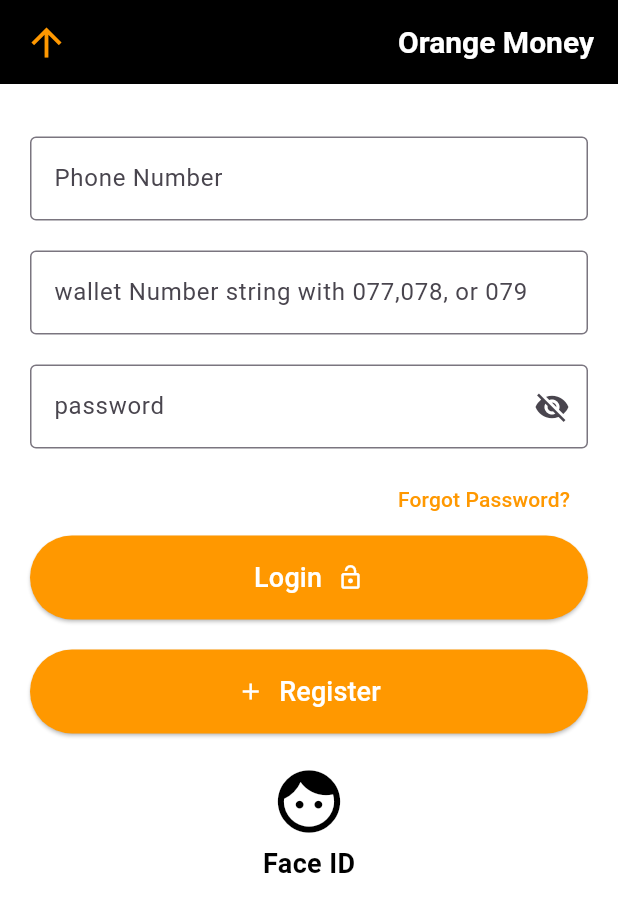
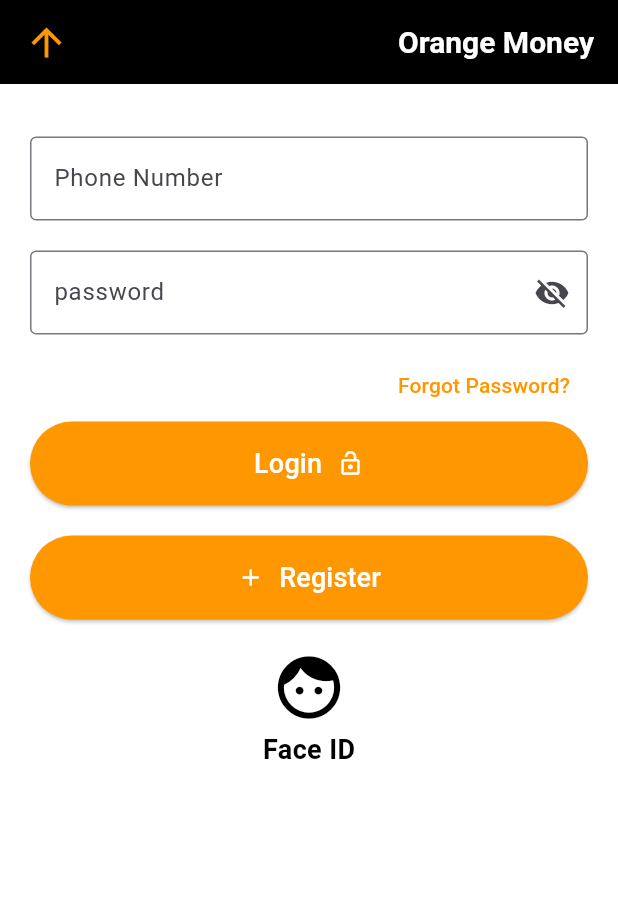
Before and after one commit to laithabuaisheh1/tasks, a Flutter app: the screen it shows after launch, on a phone screen of 412 x 824 dp. Shown: the top 912 px of the screen. Run offline on Flutter 3.47's test engine with Material 3 defaults, Android fonts, the phone set to English and light mode, and no system bars.

Commit message:
Update task5.dart

```diff
--- a/lib/tasks/task5.dart
+++ b/lib/tasks/task5.dart
@@ -44,14 +44,14 @@ class _Task5 extends State<Task5> {
                 ),
                 keyboardType: TextInputType.phone,
               ),
-              SizedBox(height: 20),
-              TextField(
-                decoration: InputDecoration(
-                  labelText: "wallet Number string with 077,078, or 079",
-                  border: OutlineInputBorder(),
-                ),
-                keyboardType: TextInputType.number,
-              ),
+              // SizedBox(height: 20),
+              // TextField(
+              //   decoration: InputDecoration(
+              //     labelText: "wallet Number string with 077,078, or 079",
+              //     border: OutlineInputBorder(),
+              //   ),
+              //   keyboardType: TextInputType.number,
+              // ),
               SizedBox(height: 20),
               TextField(
                 obscureText: true,
```
